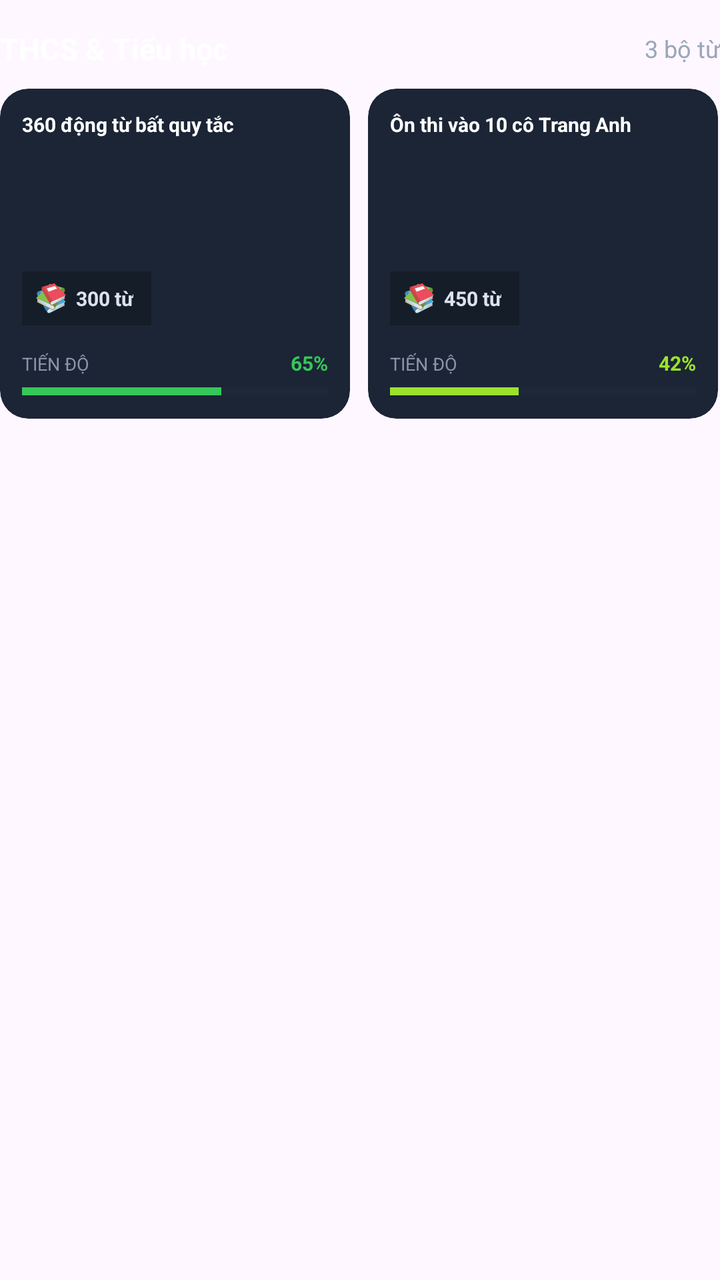
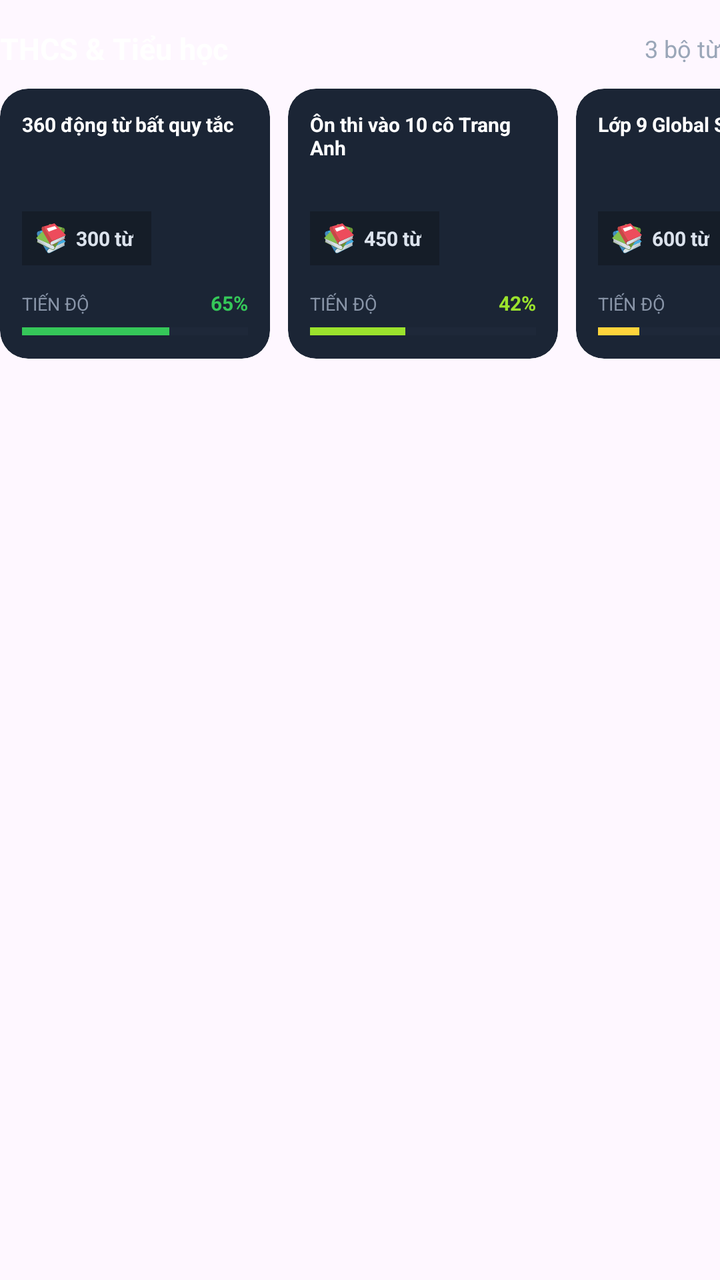

The first picture is an Android layout as it rendered before a commit; the second is the same layout after the commit. The layout source and the unified diff follow.
<!-- AndroidManifest.xml: application theme Theme.Kenglish -->
<!-- res/layout/trangchu_dslotrinh_thcs.xml -->
<?xml version="1.0" encoding="utf-8"?>
<LinearLayout
    xmlns:android="http://schemas.android.com/apk/res/android"
    xmlns:app="http://schemas.android.com/apk/res-auto"
    android:layout_width="match_parent"
    android:layout_height="wrap_content"
    android:layout_marginTop="18dp"
    android:orientation="vertical">


    
    
    

    <LinearLayout
        android:layout_width="match_parent"
        android:layout_height="wrap_content"
        android:gravity="center_vertical"
        android:orientation="horizontal"
        android:layout_marginTop="14dp" >


        
        <TextView
            android:id="@+id/txt_tieu_de_thcs"
            android:layout_width="0dp"
            android:layout_height="wrap_content"
            android:layout_weight="1"
            android:text="THCS &amp; Tiểu học"
            android:textColor="#FFFFFF"
            android:textSize="15sp"
            android:textStyle="bold" />


        
        <TextView
            android:id="@+id/txt_so_bo_thcs"
            android:layout_width="wrap_content"
            android:layout_height="wrap_content"
            android:text="3 bộ từ"
            android:textColor="#9AA6B8"
            android:textSize="12sp" />


    </LinearLayout>


    
    
    

    <HorizontalScrollView
        android:id="@+id/cuon_bo_tu_thcs"
        android:layout_width="match_parent"
        android:layout_height="wrap_content"
        android:layout_marginTop="10dp"
        android:clipToPadding="false"
        android:overScrollMode="never"
        android:scrollbars="none">


        <LinearLayout
            android:id="@+id/danh_sach_bo_tu_thcs"
            android:layout_width="wrap_content"
            android:layout_height="wrap_content"
            android:orientation="horizontal">


            
            
            

            <com.google.android.material.card.MaterialCardView
                android:id="@+id/the_thcs_co_ban"
                android:layout_width="175dp"
                android:layout_height="165dp"
                android:layout_marginEnd="9dp"
                app:cardBackgroundColor="#1B2535"
                app:cardCornerRadius="14dp"
                app:cardElevation="0dp"
                app:strokeWidth="0dp">


                <LinearLayout
                    android:layout_width="match_parent"
                    android:layout_height="match_parent"
                    android:orientation="vertical"
                    android:padding="11dp">


                    
                    <TextView
                        android:layout_width="match_parent"
                        android:layout_height="0dp"
                        android:layout_weight="1"
                        android:maxLines="2"
                        android:text="360 động từ bất quy tắc"
                        android:textColor="#FFFFFF"
                        android:textSize="10sp"
                        android:textStyle="bold" />


                    
                    <LinearLayout
                        android:layout_width="wrap_content"
                        android:layout_height="27dp"
                        android:background="#151D28"
                        android:gravity="center_vertical"
                        android:orientation="horizontal"
                        android:paddingStart="7dp"
                        android:paddingEnd="9dp">


                        <ImageView
                            android:layout_width="15dp"
                            android:layout_height="15dp"
                            android:contentDescription="Icon bộ từ"
                            android:src="@drawable/nen_nhan_lo_trinh" />


                        <TextView
                            android:layout_width="wrap_content"
                            android:layout_height="wrap_content"
                            android:layout_marginStart="5dp"
                            android:text="300 từ"
                            android:textColor="#DCE3ED"
                            android:textSize="10sp"
                            android:textStyle="bold" />


                    </LinearLayout>


                    
                    <LinearLayout
                        android:layout_width="match_parent"
                        android:layout_height="wrap_content"
                        android:layout_marginTop="12dp"
                        android:orientation="horizontal">


                        <TextView
                            android:layout_width="0dp"
                            android:layout_height="wrap_content"
                            android:layout_weight="1"
                            android:text="TIẾN ĐỘ"
                            android:textColor="#8995A8"
                            android:textSize="9sp" />


                        <TextView
                            android:layout_width="wrap_content"
                            android:layout_height="wrap_content"
                            android:text="65%"
                            android:textColor="#35C759"
                            android:textSize="10sp"
                            android:textStyle="bold" />


                    </LinearLayout>


                    <ProgressBar
                        style="?android:attr/progressBarStyleHorizontal"
                        android:layout_width="match_parent"
                        android:layout_height="5dp"
                        android:layout_marginTop="5dp"
                        android:max="100"
                        android:progress="65"
                        android:progressBackgroundTint="#2A3547"
                        android:progressTint="#35C759" />


                </LinearLayout>


            </com.google.android.material.card.MaterialCardView>


            
            
            

            <com.google.android.material.card.MaterialCardView
                android:id="@+id/the_thcs_450"
                android:layout_width="175dp"
                android:layout_height="165dp"
                android:layout_marginEnd="9dp"
                app:cardBackgroundColor="#1B2535"
                app:cardCornerRadius="14dp"
                app:cardElevation="0dp"
                app:strokeWidth="0dp">


                <LinearLayout
                    android:layout_width="match_parent"
                    android:layout_height="match_parent"
                    android:orientation="vertical"
                    android:padding="11dp">


                    <TextView
                        android:layout_width="match_parent"
                        android:layout_height="0dp"
                        android:layout_weight="1"
                        android:maxLines="2"
                        android:text="Ôn thi vào 10 cô Trang Anh"
                        android:textColor="#FFFFFF"
                        android:textSize="10sp"
                        android:textStyle="bold" />


                    <LinearLayout
                        android:layout_width="wrap_content"
                        android:layout_height="27dp"
                        android:background="#151D28"
                        android:gravity="center_vertical"
                        android:orientation="horizontal"
                        android:paddingStart="7dp"
                        android:paddingEnd="9dp">


                        <ImageView
                            android:layout_width="15dp"
                            android:layout_height="15dp"
                            android:contentDescription="Icon bộ từ"
                            android:src="@drawable/nen_nhan_lo_trinh" />


                        <TextView
                            android:layout_width="wrap_content"
                            android:layout_height="wrap_content"
                            android:layout_marginStart="5dp"
                            android:text="450 từ"
                            android:textColor="#DCE3ED"
                            android:textSize="10sp"
                            android:textStyle="bold" />


                    </LinearLayout>


                    <LinearLayout
                        android:layout_width="match_parent"
                        android:layout_height="wrap_content"
                        android:layout_marginTop="12dp"
                        android:orientation="horizontal">


                        <TextView
                            android:layout_width="0dp"
                            android:layout_height="wrap_content"
                            android:layout_weight="1"
                            android:text="TIẾN ĐỘ"
                            android:textColor="#8995A8"
                            android:textSize="9sp" />


                        <TextView
                            android:layout_width="wrap_content"
                            android:layout_height="wrap_content"
                            android:text="42%"
                            android:textColor="#9BE22D"
                            android:textSize="10sp"
                            android:textStyle="bold" />


                    </LinearLayout>


                    <ProgressBar
                        style="?android:attr/progressBarStyleHorizontal"
                        android:layout_width="match_parent"
                        android:layout_height="5dp"
                        android:layout_marginTop="5dp"
                        android:max="100"
                        android:progress="42"
                        android:progressBackgroundTint="#2A3547"
                        android:progressTint="#9BE22D" />


                </LinearLayout>


            </com.google.android.material.card.MaterialCardView>


            
            
            

            <com.google.android.material.card.MaterialCardView
                android:id="@+id/the_thcs_650"
                android:layout_width="175dp"
                android:layout_height="165dp"
                android:layout_marginEnd="9dp"
                app:cardBackgroundColor="#1B2535"
                app:cardCornerRadius="14dp"
                app:cardElevation="0dp"
                app:strokeWidth="0dp">


                <LinearLayout
                    android:layout_width="match_parent"
                    android:layout_height="match_parent"
                    android:orientation="vertical"
                    android:padding="11dp">


                    <TextView
                        android:layout_width="match_parent"
                        android:layout_height="0dp"
                        android:layout_weight="1"
                        android:maxLines="2"
                        android:text="Lớp 9 Global Success"
                        android:textColor="#FFFFFF"
                        android:textSize="10sp"
                        android:textStyle="bold" />


                    <LinearLayout
                        android:layout_width="wrap_content"
                        android:layout_height="27dp"
                        android:background="#151D28"
                        android:gravity="center_vertical"
                        android:orientation="horizontal"
                        android:paddingStart="7dp"
                        android:paddingEnd="9dp">


                        <ImageView
                            android:layout_width="15dp"
                            android:layout_height="15dp"
                            android:contentDescription="Icon bộ từ"
                            android:src="@drawable/nen_nhan_lo_trinh" />


                        <TextView
                            android:layout_width="wrap_content"
                            android:layout_height="wrap_content"
                            android:layout_marginStart="5dp"
                            android:text="600 từ"
                            android:textColor="#DCE3ED"
                            android:textSize="10sp"
                            android:textStyle="bold" />


                    </LinearLayout>


                    <LinearLayout
                        android:layout_width="match_parent"
                        android:layout_height="wrap_content"
                        android:layout_marginTop="12dp"
                        android:orientation="horizontal">


                        <TextView
                            android:layout_width="0dp"
                            android:layout_height="wrap_content"
                            android:layout_weight="1"
                            android:text="TIẾN ĐỘ"
                            android:textColor="#8995A8"
                            android:textSize="9sp" />


                        <TextView
                            android:layout_width="wrap_content"
                            android:layout_height="wrap_content"
                            android:text="18%"
                            android:textColor="#FFD43B"
                            android:textSize="10sp"
                            android:textStyle="bold" />


                    </LinearLayout>


                    <ProgressBar
                        style="?android:attr/progressBarStyleHorizontal"
                        android:layout_width="match_parent"
                        android:layout_height="5dp"
                        android:layout_marginTop="5dp"
                        android:max="100"
                        android:progress="18"
                        android:progressBackgroundTint="#2A3547"
                        android:progressTint="#FFD43B" />


                </LinearLayout>


            </com.google.android.material.card.MaterialCardView>



        </LinearLayout>


    </HorizontalScrollView>


</LinearLayout>
<!-- resources referenced by this layout -->
<resources>
  <!-- drawable nen_nhan_lo_trinh: vector/xml drawable (drawable, 2788 chars, omitted) -->
  <style name="Theme.Kenglish" parent="Base.Theme.Kenglish" />
  <style name="Base.Theme.Kenglish" parent="Theme.Material3.DayNight.NoActionBar">
          
          
      </style>
</resources>

<!-- the commit's change to res/layout/trangchu_dslotrinh_thcs.xml (unified diff, before → after) -->
@@ -72,8 +72,8 @@
 
             <com.google.android.material.card.MaterialCardView
                 android:id="@+id/the_thcs_co_ban"
-                android:layout_width="175dp"
-                android:layout_height="165dp"
+                android:layout_width="135dp"
+                android:layout_height="135dp"
                 android:layout_marginEnd="9dp"
                 app:cardBackgroundColor="#1B2535"
                 app:cardCornerRadius="14dp"
@@ -183,8 +183,8 @@
 
             <com.google.android.material.card.MaterialCardView
                 android:id="@+id/the_thcs_450"
-                android:layout_width="175dp"
-                android:layout_height="165dp"
+                android:layout_width="135dp"
+                android:layout_height="135dp"
                 android:layout_marginEnd="9dp"
                 app:cardBackgroundColor="#1B2535"
                 app:cardCornerRadius="14dp"
@@ -291,8 +291,8 @@
 
             <com.google.android.material.card.MaterialCardView
                 android:id="@+id/the_thcs_650"
-                android:layout_width="175dp"
-                android:layout_height="165dp"
+                android:layout_width="135dp"
+                android:layout_height="135dp"
                 android:layout_marginEnd="9dp"
                 app:cardBackgroundColor="#1B2535"
                 app:cardCornerRadius="14dp"
